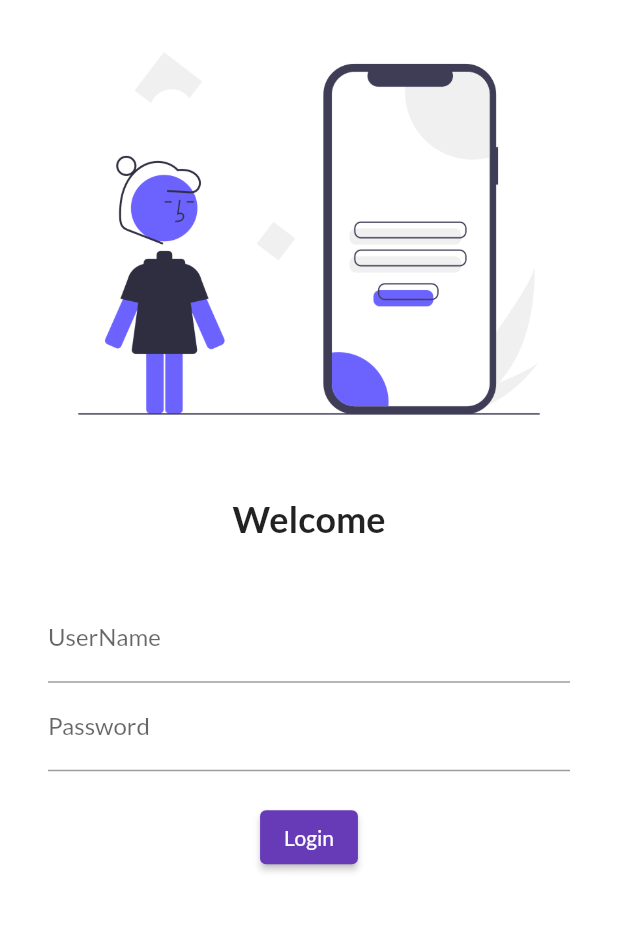
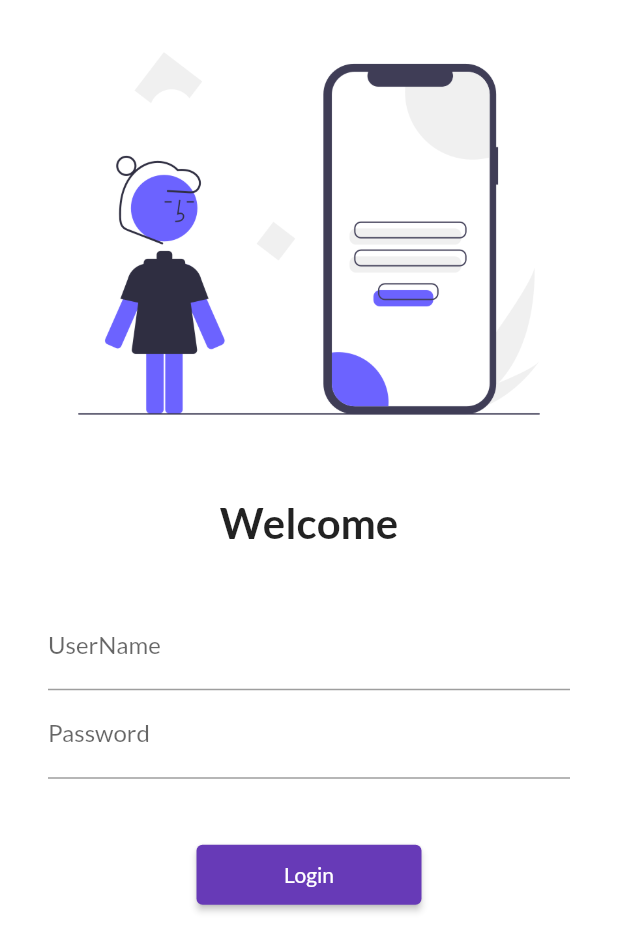
Before and after one commit to PrakharSinghG/Flutter1st, a Flutter app: the screen it shows after launch, on a phone screen of 412 x 824 dp. Shown: the top 952 px of the screen. Run offline on Flutter 3.47's test engine with Material 2 defaults, Android fonts, the phone set to English and light mode, and no system bars; our stand-ins replace google_fonts.

Commit message:
Day 5 completed

```diff
--- a/lib/main.dart
+++ b/lib/main.dart
@@ -1,6 +1,7 @@
 import 'package:flutter/material.dart';
 import 'package:flutter_demo/pages/home_page.dart';
 import 'package:flutter_demo/pages/login_page.dart';
+import 'package:flutter_demo/utils/routes.dart';
 import 'package:google_fonts/google_fonts.dart';
 
 void main() {
@@ -15,17 +16,17 @@ class MyApp extends StatelessWidget {
     return MaterialApp(
       themeMode: ThemeMode.light,
       theme: ThemeData(
-          primarySwatch: Colors.deepPurple,
-          fontFamily: GoogleFonts.lato().fontFamily,
-          ),
+        primarySwatch: Colors.deepPurple,
+        fontFamily: GoogleFonts.lato().fontFamily,
+      ),
       darkTheme: ThemeData(
         brightness: Brightness.dark,
       ),
       initialRoute: "/",
       routes: {
         "/": (context) => LoginPage(),
-        "/home": (context) => HomePage(),
-        "/Login": (context) => LoginPage()
+        MyRoutes.homeRoute: (context) => HomePage(),
+        MyRoutes.loginRoute: (context) => LoginPage()
       },
     );
   }
--- a/lib/pages/login_page.dart
+++ b/lib/pages/login_page.dart
@@ -1,17 +1,20 @@
 // ignore_for_file: use_key_in_widget_constructors, prefer_const_constructors, prefer_const_literals_to_create_immutables
 
 import 'package:flutter/material.dart';
+import 'package:flutter_demo/utils/routes.dart';
 
 class LoginPage extends StatelessWidget {
   @override
   Widget build(BuildContext context) {
     return Material(
       color: Colors.white,
+      child: SingleChildScrollView(
         child: Column(
           children: [
             Image.asset(
               "assets/images/login_image.png",
               fit: BoxFit.cover,
+
             ),
             SizedBox(
               height: 20.0,
@@ -19,7 +22,7 @@ class LoginPage extends StatelessWidget {
             Text(
               "Welcome",
               style: TextStyle(
-              fontSize: 24,
+                fontSize: 28,
                 fontWeight: FontWeight.bold,
               ),
             ),
@@ -41,18 +44,20 @@ class LoginPage extends StatelessWidget {
                         hintText: "Enter Password", labelText: "Password"),
                   ),
                   SizedBox(
-                  height: 20.0,
+                    height: 40.0,
                   ),
                   ElevatedButton(
                       onPressed: () {
-                      print("Hello");
+                        Navigator.pushNamed(context, MyRoutes.homeRoute);
                       },
-                    child: Text("Login"))
+                      child: Text("Login"),
+                      style: TextButton.styleFrom(minimumSize: Size(150, 40)),)
                 ],
               ),
             ),
           ],
         ),
+      ),
     );
   }
 }
--- /dev/null
+++ b/lib/utils/routes.dart
@@ -0,0 +1,4 @@
+class MyRoutes {
+  static String loginRoute = "/login";
+  static String homeRoute = "/home";
+}
```
Lines whose indentation alone changed are shown as unchanged.
